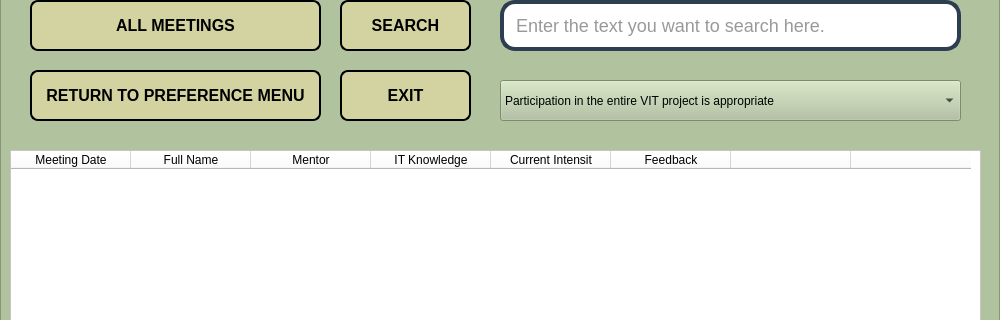
Qt form UIs/Mentor_Meeting_Page.ui (werhereitacademy/Python-Module-Week7) before a commit; both pictures show x 0 to 1000 and y 110 to 430 of the 1000 by 600 pixel window.
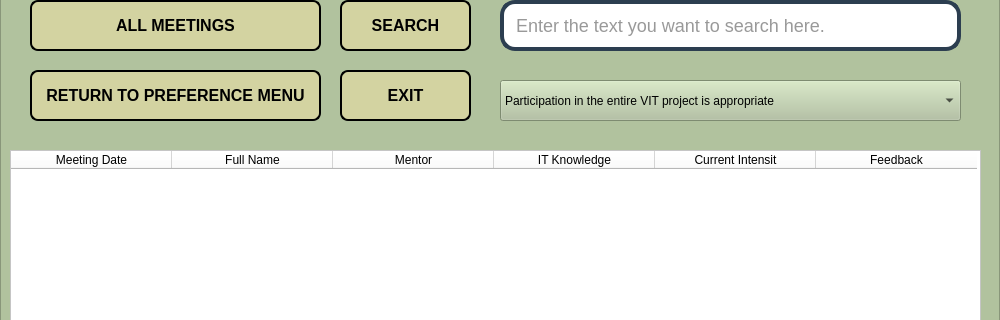
The same form after that commit.

```diff
--- a/UIs/Mentor_Meeting_Page.ui
+++ b/UIs/Mentor_Meeting_Page.ui
@@ -317,7 +317,7 @@
       <bool>false</bool>
      </attribute>
      <attribute name="horizontalHeaderDefaultSectionSize">
-      <number>120</number>
+      <number>161</number>
      </attribute>
      <attribute name="horizontalHeaderMinimumSectionSize">
       <number>54</number>
@@ -352,16 +352,6 @@
        <string>Feedback</string>
       </property>
      </column>
-     <column>
-      <property name="text">
-       <string/>
-      </property>
-     </column>
-     <column>
-      <property name="text">
-       <string/>
-      </property>
-     </column>
     </widget>
     <widget class="QTextBrowser" name="textBrowser_Mentor_Meeting_Page">
      <property name="geometry">
```
